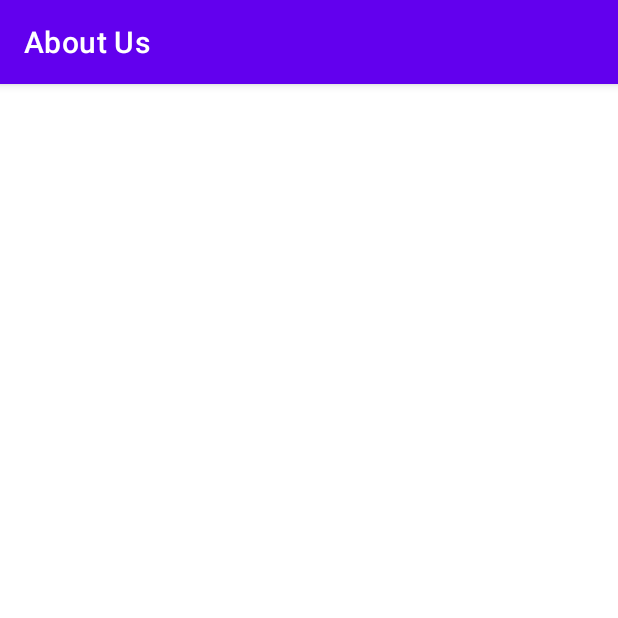
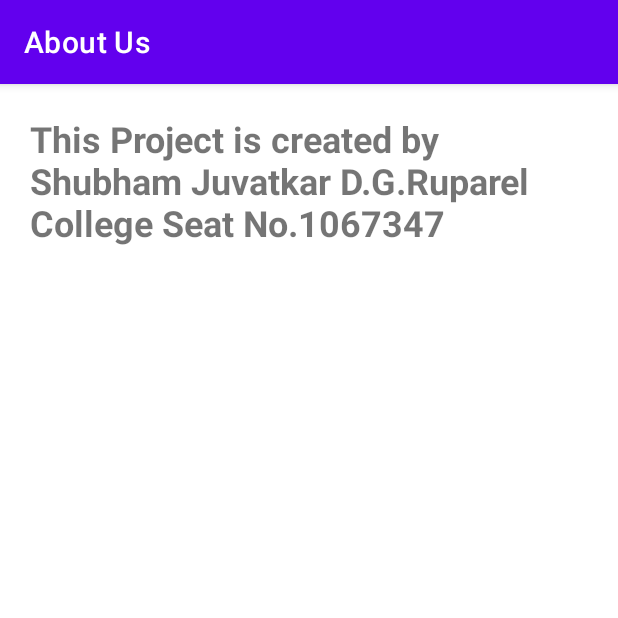
Before and after one commit to Kosuke0707/Train-Trips-, an Android app: the AboutUs screen opened directly, with no data from a screen before it, on a phone screen of 412 x 824 dp, the top half of it. Run offline under Robolectric (Android 15) with nearby library versions, the phone set to English and light mode, and no system bars.

Commit message:
First Commit

```diff
--- a/app/src/main/res/layout/activity_aboutus.xml
+++ b/app/src/main/res/layout/activity_aboutus.xml
@@ -1,9 +1,22 @@
 <?xml version="1.0" encoding="utf-8"?>
-<androidx.constraintlayout.widget.ConstraintLayout xmlns:android="http://schemas.android.com/apk/res/android"
+<LinearLayout xmlns:android="http://schemas.android.com/apk/res/android"
     xmlns:app="http://schemas.android.com/apk/res-auto"
     xmlns:tools="http://schemas.android.com/tools"
     android:layout_width="match_parent"
     android:layout_height="match_parent"
     tools:context=".AboutUs">
 
-</androidx.constraintlayout.widget.ConstraintLayout>
+    <TextView
+        android:layout_width="wrap_content"
+        android:layout_height="120dp"
+        android:layout_marginStart="20dp"
+        android:layout_marginTop="20dp"
+        android:layout_marginEnd="20dp"
+        android:layout_marginBottom="20dp"
+        android:text="@string/about"
+        android:textSize="24sp"
+        android:textStyle="bold"
+        tools:layout_editor_absoluteX="60dp"
+        tools:layout_editor_absoluteY="20dp" />
+
+</LinearLayout>
--- a/app/src/main/res/values/strings.xml
+++ b/app/src/main/res/values/strings.xml
@@ -23,4 +23,8 @@
         <item>Second Class(II)</item>
         <item>First Class(I)</item>
     </string-array>
+
+    <string name="about">This Project is created by Shubham Juvatkar
+        <br></br>D.G.Ruparel College <br></br>Seat No.1067347
+    </string>
 </resources>
```
